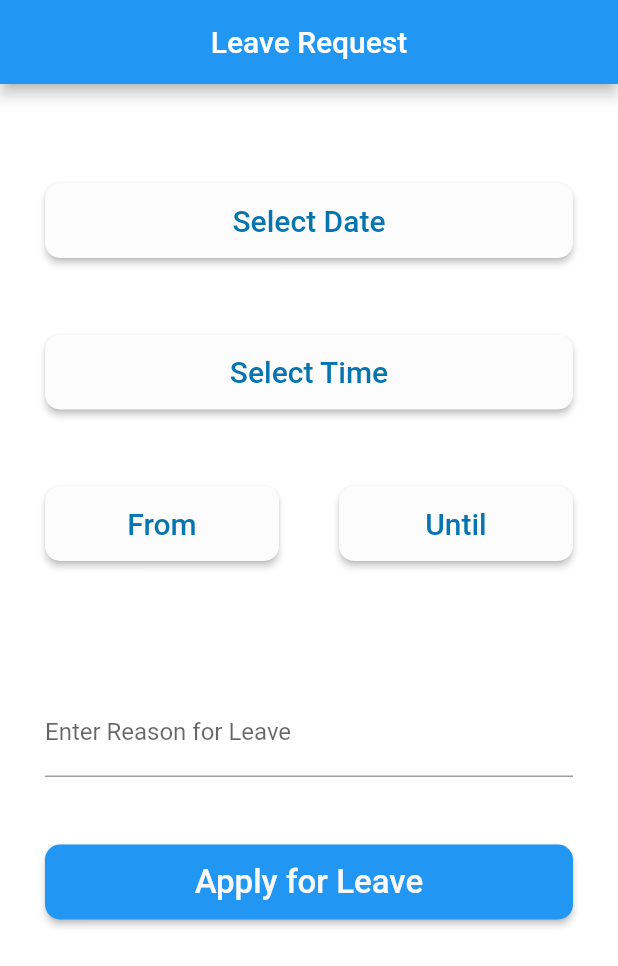
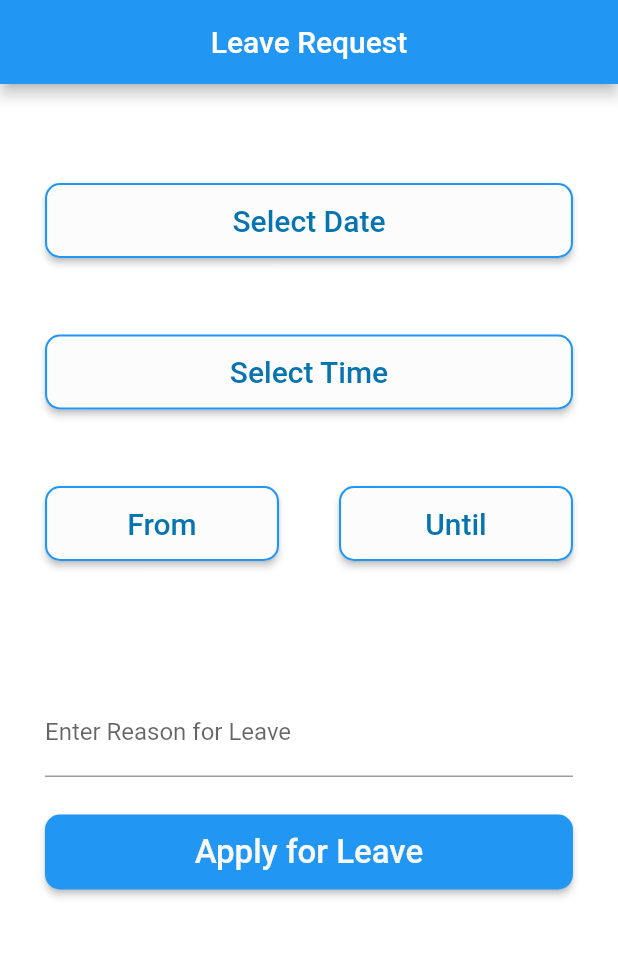
Before and after one commit to hariharankk/Employee-suite, a Flutter app: the screen it shows after launch, on a phone screen of 412 x 824 dp. Shown: the top 966 px of the screen. Run offline on Flutter 3.47's test engine with Material 2 defaults, Android fonts, the phone set to English and light mode, and no system bars; our stand-ins replace bloc, bottom_navy_bar, camera, equatable, flutter_secure_storage, geolocator and 5 more; missing offline and left inert: great_circle_distance2, table_sticky_headers.

Commit message:
leave page

```diff
--- a/lib/ui/leave_request_page.dart
+++ b/lib/ui/leave_request_page.dart
@@ -49,7 +49,7 @@
                   minLines: 1,
                   maxLines: 5,
                   ),
-                  const SizedBox(height: 45),
+                  const SizedBox(height: 25),
                   ElevatedButton(
                   style: ElevatedButton.styleFrom(
                     shape: RoundedRectangleBorder(
--- a/lib/widgets/button_widget.dart
+++ b/lib/widgets/button_widget.dart
@@ -36,6 +36,7 @@
   Widget build(BuildContext context) => ElevatedButton(
         style: ElevatedButton.styleFrom(
           shape: RoundedRectangleBorder(
+            side: BorderSide(color:Colors.blue,width:1.4),
             borderRadius: BorderRadius.circular(10),
 
           ),
```
